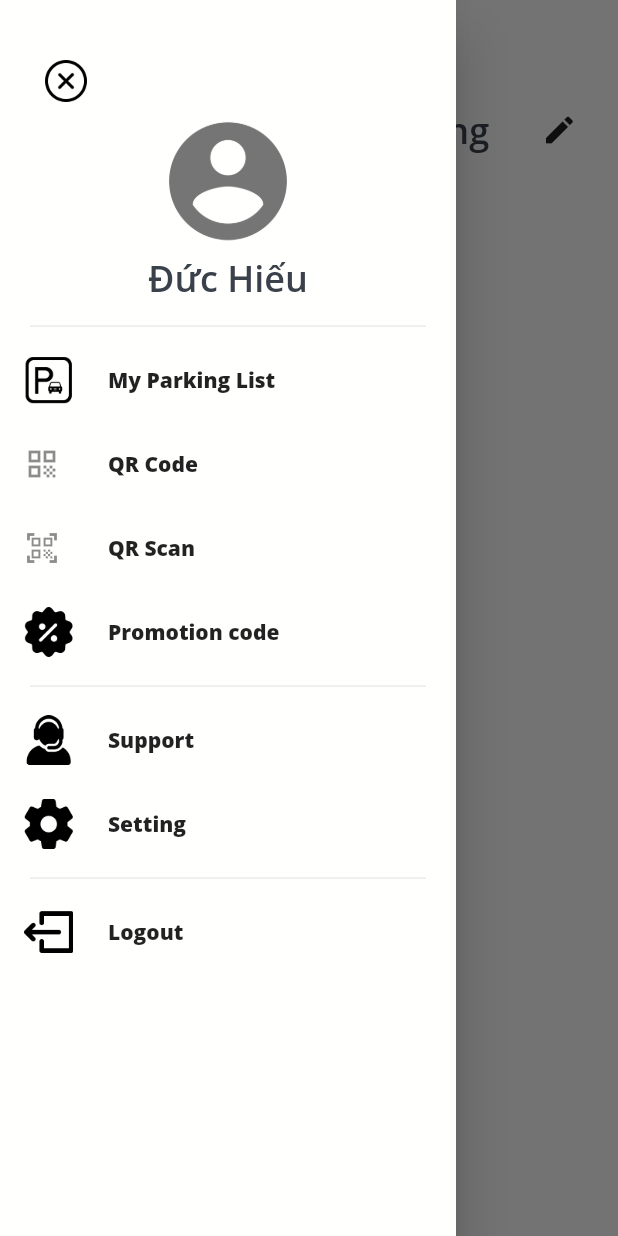
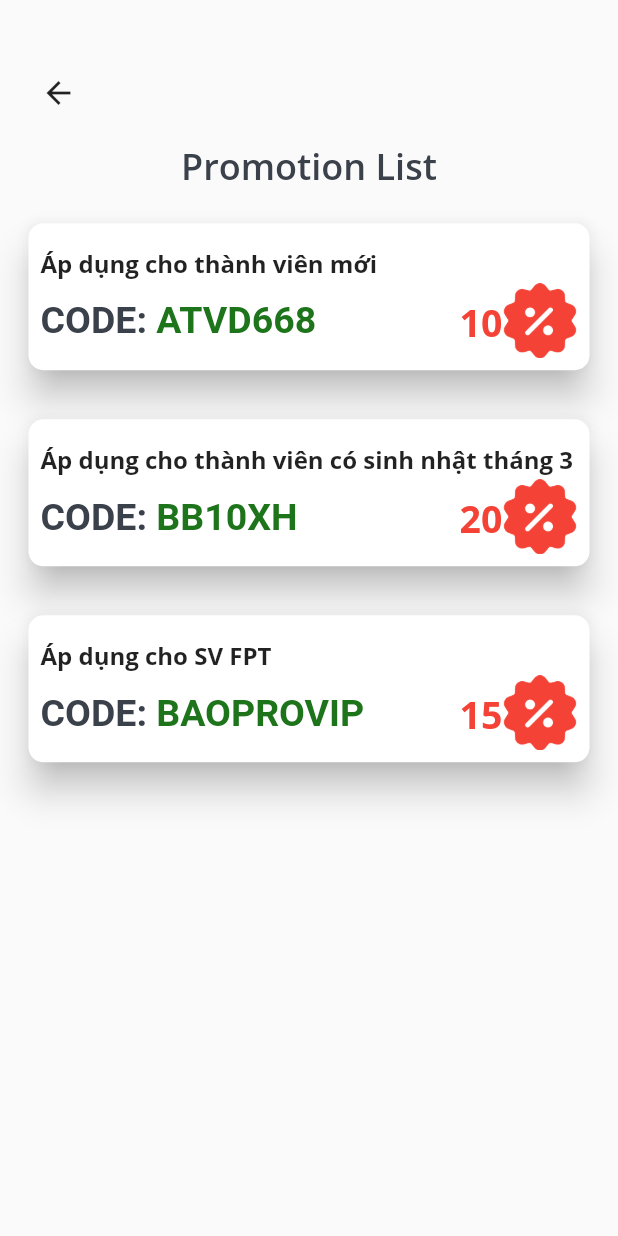
Before and after one commit to CNDvn/ParkingApp-Mobile-Business, a Flutter app: the ParkingManagementPage screen opened by its route, after a tap on the "menu" icon, after a tap on "Promotion code", on a phone screen of 412 x 824 dp. Run offline on Flutter 3.47's test engine with Material 2 defaults, Android fonts, the phone set to English and light mode, and no system bars; our stand-ins replace carousel_slider, dio, firebase_auth, firebase_core, firebase_messaging, flutter_local_notifications and 7 more; missing offline and left inert: flutter_verification_code, geocoder, qr_code_scanner; accounts and stored records are empty; network calls fail.

Commit message:
screen promotion

```diff
--- a/lib/configs/routes/routes.dart
+++ b/lib/configs/routes/routes.dart
@@ -1,5 +1,6 @@
 import 'package:parking_app_mobile_business/views/history/list_parking_history.dart';
 import 'package:parking_app_mobile_business/views/priceList/create_price_list_page.dart';
+import 'package:parking_app_mobile_business/views/promotion/promotion.dart';
 import 'package:parking_app_mobile_business/views/qr_code/qr_code_page.dart';
 import 'package:parking_app_mobile_business/views/qr_code/qr_scan_page.dart';
 import 'package:parking_app_mobile_business/views/sign_in/signIn_page.dart';
@@ -29,5 +30,6 @@ class Routes {
     "/Wallet": (context) => Wallet(),
     "/QRScanPage": (context) => const QRScanPage(),
     "/QRCodeMyPage": (context) => const QRCodeMyPage(),
+    "/Promotion": (context) => const Promotion(),
   };
 }
--- /dev/null
+++ b/lib/views/promotion/card_promotion.dart
@@ -0,0 +1,79 @@
+import 'package:flutter/material.dart';
+import 'package:parking_app_mobile_business/configs/themes/app_color.dart';
+import 'package:parking_app_mobile_business/constants/assets_path.dart';
+
+class CardPromotion extends StatelessWidget {
+  const CardPromotion({
+    Key? key,
+    required this.size,
+    required this.description,
+    required this.code,
+    required this.percent,
+  }) : super(key: key);
+  final Size size;
+  final String description;
+  final String code;
+  final int percent;
+
+  @override
+  Widget build(BuildContext context) {
+    return Card(
+      shadowColor: Colors.black,
+      elevation: 10,
+      shape: const RoundedRectangleBorder(
+          borderRadius: BorderRadius.all(Radius.circular(10))),
+      margin: const EdgeInsets.all(4.0),
+      child: Padding(
+        padding: const EdgeInsets.all(8.0),
+        child: Column(
+          children: [
+            Row(
+              mainAxisAlignment: MainAxisAlignment.start,
+              children: [
+                Text(
+                  description,
+                  overflow: TextOverflow.ellipsis,
+                  style: const TextStyle(
+                      fontWeight: FontWeight.bold, fontSize: 16.0, height: 2.0),
+                ),
+              ],
+            ),
+            Row(
+              mainAxisAlignment: MainAxisAlignment.spaceBetween,
+              children: [
+                RichText(
+                  text: TextSpan(
+                      text: "CODE: ",
+                      style: TextStyle(
+                          color: AppColor.blackText,
+                          fontWeight: FontWeight.bold,
+                          fontSize: 25),
+                      children: <TextSpan>[
+                        TextSpan(
+                            text: code,
+                            style: TextStyle(color: AppColor.greenToast))
+                      ]),
+                ),
+                Row(
+                  mainAxisAlignment: MainAxisAlignment.spaceBetween,
+                  children: [
+                    Text(
+                      percent.toString(),
+                      style: const TextStyle(
+                          fontWeight: FontWeight.w700,
+                          fontSize: 25,
+                          height: 1.6,
+                          color: Colors.red),
+                    ),
+                    Image.asset(AssetPath.promotions,
+                        width: 50, color: Colors.red),
+                  ],
+                )
+              ],
+            ),
+          ],
+        ),
+      ),
+    );
+  }
+}
--- /dev/null
+++ b/lib/views/promotion/promotion.dart
@@ -0,0 +1,77 @@
+import 'package:flutter/material.dart';
+import 'package:parking_app_mobile_business/configs/themes/app_color.dart';
+import 'package:parking_app_mobile_business/configs/themes/app_text_style.dart';
+import 'package:parking_app_mobile_business/views/promotion/card_promotion.dart';
+
+class Promotion extends StatelessWidget {
+  const Promotion({Key? key}) : super(key: key);
+
+  @override
+  Widget build(BuildContext context) {
+    Size size = MediaQuery.of(context).size;
+    return Scaffold(
+      body: SingleChildScrollView(
+          child: Container(
+        height: size.height,
+        width: size.width,
+        padding: const EdgeInsets.only(left: 15, top: 10, right: 15),
+        child: Column(
+          mainAxisAlignment: MainAxisAlignment.spaceBetween,
+          children: <Widget>[
+            Padding(
+              padding: const EdgeInsets.only(top: 28),
+              child: Row(mainAxisAlignment: MainAxisAlignment.start, children: [
+                SizedBox(
+                    child: IconButton(
+                  icon: const Icon(
+                    Icons.arrow_back,
+                    color: Colors.black87,
+                  ),
+                  onPressed: () {
+                    Navigator.popAndPushNamed(context, "/parkingManagement");
+                  },
+                )),
+              ]),
+            ),
+            SizedBox(
+              child: Title(
+                  color: AppColor.greyBackground,
+                  child: Text(
+                    "Promotion List",
+                    style: AppTextStyles.h2Black,
+                  )),
+            ),
+            Container(
+              margin: const EdgeInsets.fromLTRB(0, 10, 0, 20),
+              height: size.height * 0.8,
+              child: ListView(
+                children: [
+                  CardPromotion(
+                    size: size,
+                    description: "Áp dụng cho thành viên mới",
+                    code: "ATVD668",
+                    percent: 10,
+                  ),
+                  SizedBox(height: size.height * 0.03),
+                  CardPromotion(
+                    size: size,
+                    description: "Áp dụng cho thành viên có sinh nhật tháng 3",
+                    code: "BB10XH",
+                    percent: 20,
+                  ),
+                  SizedBox(height: size.height * 0.03),
+                  CardPromotion(
+                    size: size,
+                    description: "Áp dụng cho SV FPT",
+                    code: "BAOPROVIP",
+                    percent: 15,
+                  ),
+                ],
+              ),
+            ),
+          ],
+        ),
+      )),
+    );
+  }
+}
--- a/lib/widget/Drawer/drawer.dart
+++ b/lib/widget/Drawer/drawer.dart
@@ -120,7 +120,7 @@ class DrawerDefault extends StatelessWidget {
               style: TextStyle(fontWeight: FontWeight.w900),
             ),
             onTap: () {
-              log("get promotion code");
+              Navigator.pushReplacementNamed(context, "/Promotion");
             },
           ),
           const Divider(
```
